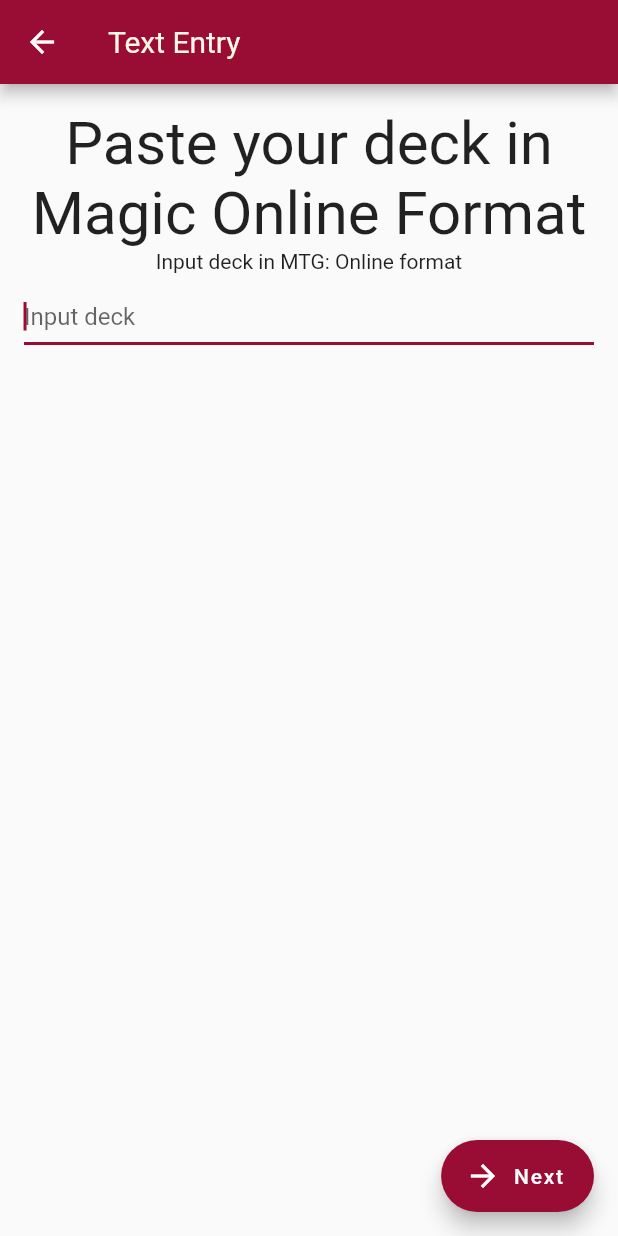
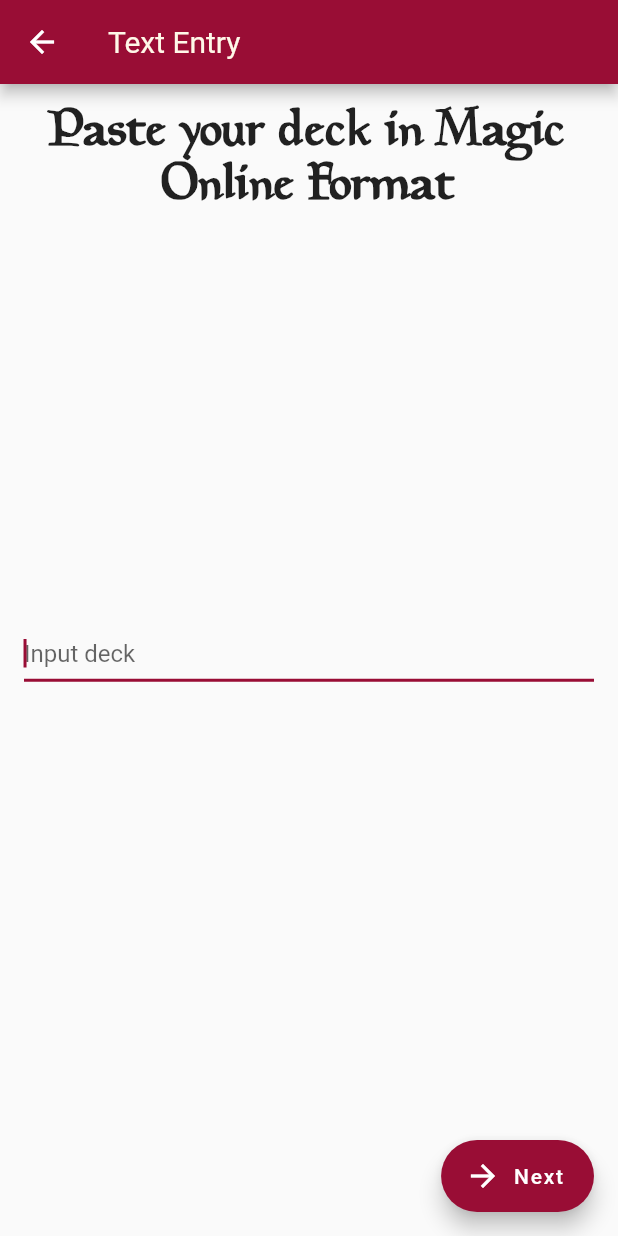
Before and after one commit to TNT670/seniordesign-mtg, a Flutter app: the screen it shows after launch, after a tap on "Deck List Entry", on a phone screen of 412 x 824 dp. Run offline on Flutter 3.47's test engine with Material 2 defaults, Android fonts, the phone set to English and light mode, and no system bars; our stand-ins replace flutter_svg, image_picker, implicitly_animated_reorderable_list, permission_handler, tuple; missing offline and left inert: flutter_mobile_vision, starflut, tesseract_ocr.

Commit message:
Pre presentation UI stuff

```diff
--- /dev/null
+++ b/mtg_slo/lib/mtg_text.dart
@@ -0,0 +1,24 @@
+import 'package:flutter/material.dart';
+
+class MTGText extends StatelessWidget {
+
+  var _mtgText;
+  static const Color _defaultColor = const Color(0xFFFFF8E8);
+
+  MTGText(String txt, double size, [Color color = _defaultColor, TextAlign align = TextAlign.left]) {
+    _mtgText = RichText(textAlign: align, text: TextSpan(
+        text: txt,
+        style: TextStyle(
+          fontFamily: 'Magic',
+          color: color,
+          fontSize: size,
+          fontWeight: FontWeight.bold,
+        )
+    ));
+  }
+
+  @override
+  Widget build(BuildContext context) {
+    return _mtgText;
+  }
+}
--- a/mtg_slo/lib/screens/input_method_screen/input_method_screen.dart
+++ b/mtg_slo/lib/screens/input_method_screen/input_method_screen.dart
@@ -3,6 +3,8 @@
 import 'package:permission_handler/permission_handler.dart';
 
 import 'package:mtg_slo/deck_states.dart';
+
+import '../../mtg_text.dart';
 
 // This screen is stateful in order to properly check permissions. Stateful
 // screens/widgets are useful for updating information pertinent to one screen
@@ -54,27 +56,19 @@
     return Scaffold(
       appBar: AppBar(
         backgroundColor: Color(0xff990d35),
-        title: RichText(
-            text: TextSpan(
-                text: "MTG Deck Tuner",
-                style: TextStyle(
-                  color: Color(0xffFFF8E8), fontSize: 20.0,
-                )
-            )
-        ),
+        title: MTGText("MTG Land Optimizer", 20.0),
       ),
       body: Column(
           mainAxisAlignment: MainAxisAlignment.spaceEvenly,
           crossAxisAlignment: CrossAxisAlignment.stretch,
           children: [
-            SizedBox(height: 125),
-            Text("Select an input method",
-              textAlign: TextAlign.center,
-              style: new TextStyle(
-                fontSize: 50.0,
+            Expanded(
+              flex: 3,
+              child: Container(
+                alignment: Alignment.center,
+                child: MTGText("Select an input method", 35.0, Colors.black87, TextAlign.center),
               ),
             ),
-            SizedBox(height: 125),
             Expanded(
               flex: 1,
               child: Padding(
@@ -139,7 +133,6 @@
                 ),
               ),
             ),
-            SizedBox(height: 8),
           ]
       ),
     );
--- a/mtg_slo/lib/screens/text_entry_screen/text_entry_screen.dart
+++ b/mtg_slo/lib/screens/text_entry_screen/text_entry_screen.dart
@@ -6,6 +6,7 @@
 import 'package:mtg_slo/deck_states.dart';
 
 import '../../deck.dart';
+import '../../mtg_text.dart';
 
 
 class TextEntryScreen extends StatefulWidget {
@@ -22,7 +23,7 @@
   void initState() {
     super.initState();
     _loading = false;
-    _currentCard = "Input deck in MTG: Online format";
+    _currentCard = "";
     boxFocusNode = FocusNode();
   }
 
@@ -52,14 +53,16 @@
           padding: EdgeInsets.all(16.0),
           child: Column(
             children: <Widget> [
-              Text('Paste your deck in Magic Online Format',
-                textAlign: TextAlign.center,
-                style: new TextStyle(
-                  fontSize: 40.0,
-                ),),
-              Text('$_currentCard'),
               Expanded(
-                flex: 3,
+                flex: 4,
+                child: MTGText("Paste your deck in Magic Online Format", 35.0, Colors.black87, TextAlign.center),
+              ),
+              Expanded(
+                flex: 1,
+                child: Text('$_currentCard')
+              ),
+              Expanded(
+                flex: 6,
                 child: !_loading ? Container(
                     child: TextField(
                       textAlignVertical: TextAlignVertical.bottom,
@@ -128,6 +131,10 @@
 
           Navigator.pushNamed(context, '/deck');
 
+          setState(() {
+            _loading = !_loading;
+          });
+
         },
         backgroundColor: Color(0xff990d35),
         label: Text('Next'),
```
Also changed, not shown: mtg_slo/lib/screens/deck_view_screen/deck_view_screen.dart (+20 -3 lines), mtg_slo/lib/screens/results_screen/results_row.dart (+4 -20 lines), 5 other files.
